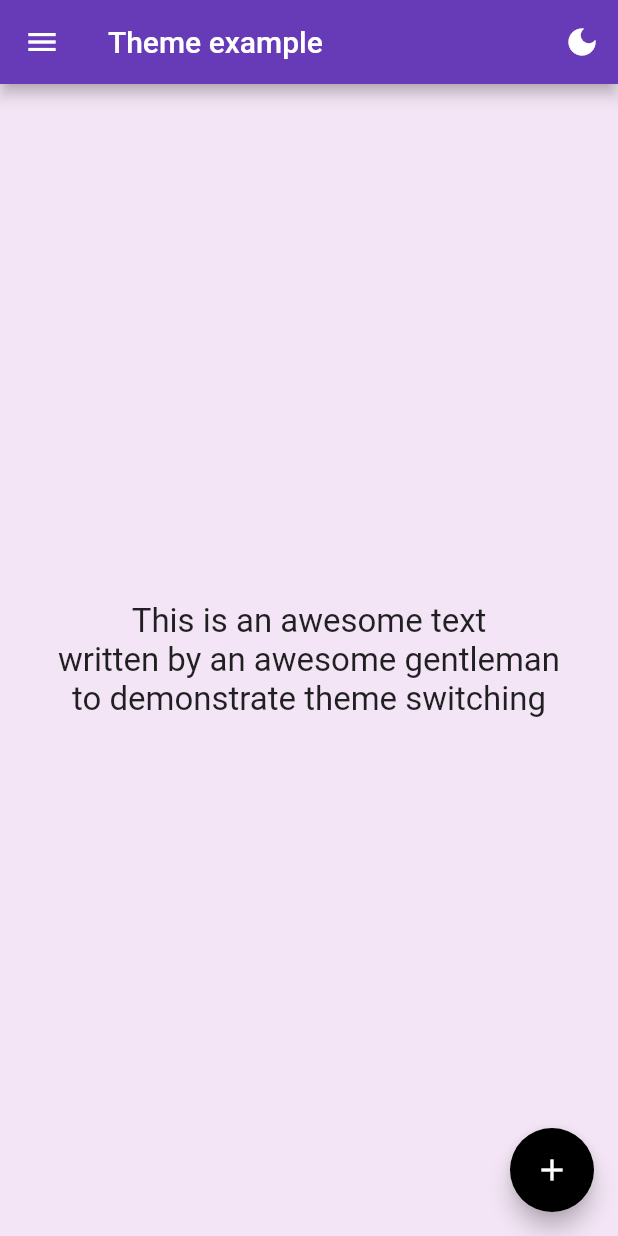
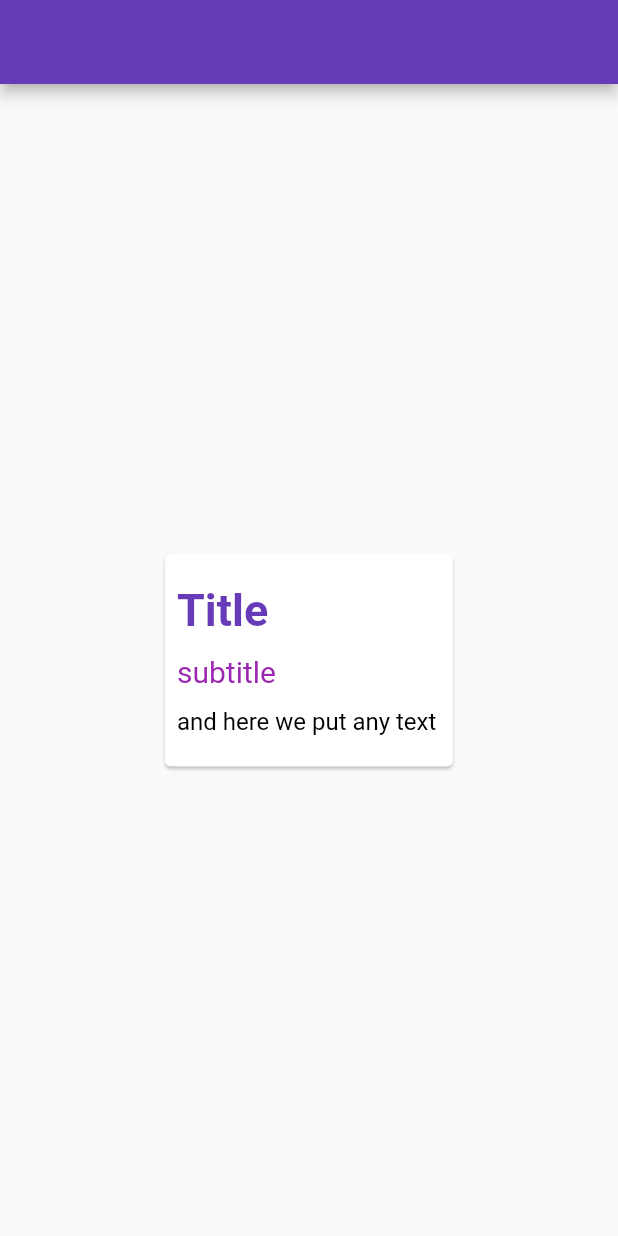
Before and after one commit to mohamedmahmoud95/Flutter-course--Sep-2024, a Flutter app: the screen it shows after launch, on a phone screen of 412 x 824 dp. Run offline on Flutter 3.47's test engine with Material 2 defaults, Android fonts, the phone set to English and light mode, and no system bars; our stand-ins replace google_fonts; Roboto replaces fonts that are missing (Alkalami, Outfit).

Commit message:
added text styles example

```diff
--- a/lib/main.dart
+++ b/lib/main.dart
@@ -1,6 +1,7 @@
 import 'package:flutter/material.dart';
 import 'package:flutter_course_aug23_themes_and_responsive_design/screens/responsive_design_examples/responsive_design_example.dart';
 import 'package:flutter_course_aug23_themes_and_responsive_design/screens/responsive_design_examples/responsive_design_example1.dart';
+import 'package:flutter_course_aug23_themes_and_responsive_design/screens/theme_examples/theme_example_with_multiple_text_styles.dart';
 import 'package:flutter_course_aug23_themes_and_responsive_design/screens/theme_examples/themexample.dart';
 import 'package:flutter_course_aug23_themes_and_responsive_design/screens/theme_examples/themexample2.dart';
 
@@ -25,7 +26,8 @@ class _MyAppState extends State<MyApp> {
       //ResponsiveDesignExample1(),
       //ResponsiveDesignExample(),
       //ThemeExample(),
-      ThemeExample2(),
+      //ThemeExample2(),
+      ThemeExampleWithMultipleTextStyles(),
 
     );
   }
--- /dev/null
+++ b/lib/screens/theme_examples/theme_example_with_multiple_text_styles.dart
@@ -0,0 +1,82 @@
+import 'package:flutter/material.dart';
+import 'package:google_fonts/google_fonts.dart';
+
+
+
+TextStyle titleTextStyle = GoogleFonts.emilysCandy(
+  fontSize: 30,
+  fontWeight: FontWeight.bold,
+  color: Colors.deepPurple,
+);
+
+
+TextStyle subTitle =const TextStyle(
+  fontSize: 20,
+  fontWeight: FontWeight.normal,
+  fontFamily: 'Outfit',
+  color: Colors.purple,
+);
+
+TextStyle bodyTextStyle = const TextStyle(
+    fontSize: 16,
+    fontWeight: FontWeight.normal,
+    fontFamily: 'Outfit',
+  color: Colors.black,
+);
+
+class ThemeExampleWithMultipleTextStyles extends StatefulWidget {
+  const ThemeExampleWithMultipleTextStyles({Key? key}) : super(key: key);
+
+  @override
+  State<ThemeExampleWithMultipleTextStyles> createState() => _ThemeExampleWithMultipleTextStylesState();
+}
+
+class _ThemeExampleWithMultipleTextStylesState extends State<ThemeExampleWithMultipleTextStyles> {
+  @override
+  Widget build(BuildContext context) {
+
+    return MaterialApp(
+      debugShowCheckedModeBanner: false,
+      theme:  ThemeData(
+        primarySwatch: Colors.deepPurple
+      ),
+      home: Scaffold(
+        appBar: AppBar(),
+
+        body: Center(
+          child: Container(
+            height: 150,
+            width: 200,
+            child: Card(
+
+              child: Padding(
+                padding: const EdgeInsets.all(8.0),
+                child: Column(
+                  mainAxisAlignment: MainAxisAlignment.spaceEvenly,
+                  children: [
+                    Align(
+                      alignment: Alignment.centerLeft,
+                      child: Text("Title",
+                      style: titleTextStyle,),
+                    ),
+
+                Align(
+                  alignment: Alignment.centerLeft,
+                  child: Text("subtitle",
+                      style: subTitle,),
+                ),
+
+                    Text("and here we put any text ",
+                    style: bodyTextStyle,)
+
+
+                  ],
+                ),
+              ),
+            ),
+          ),
+        )
+      ),
+    );
+  }
+}
```
